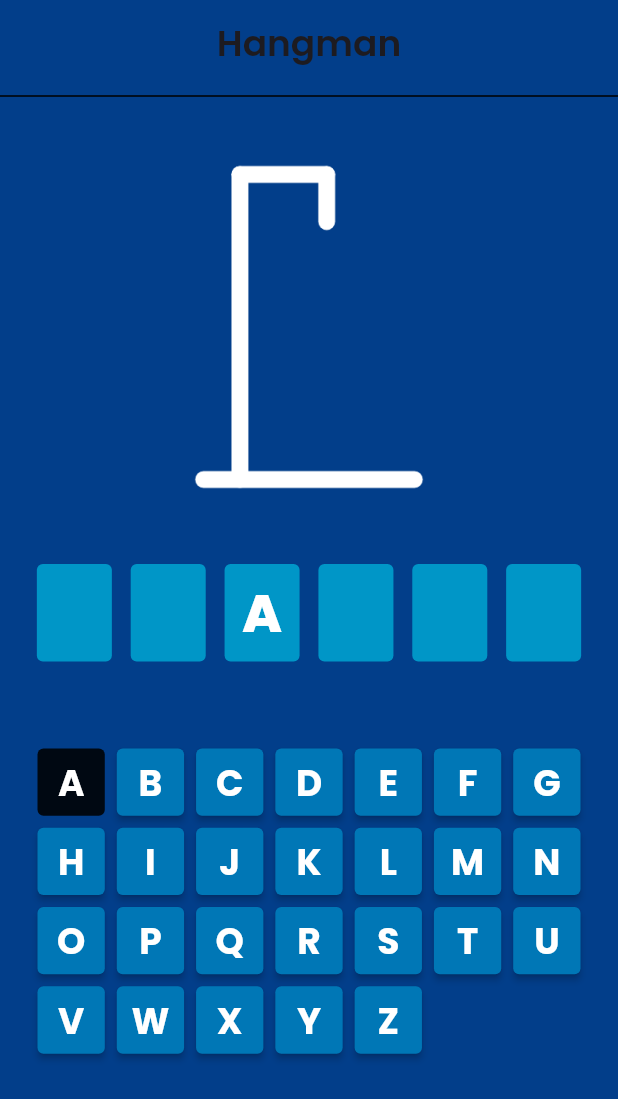
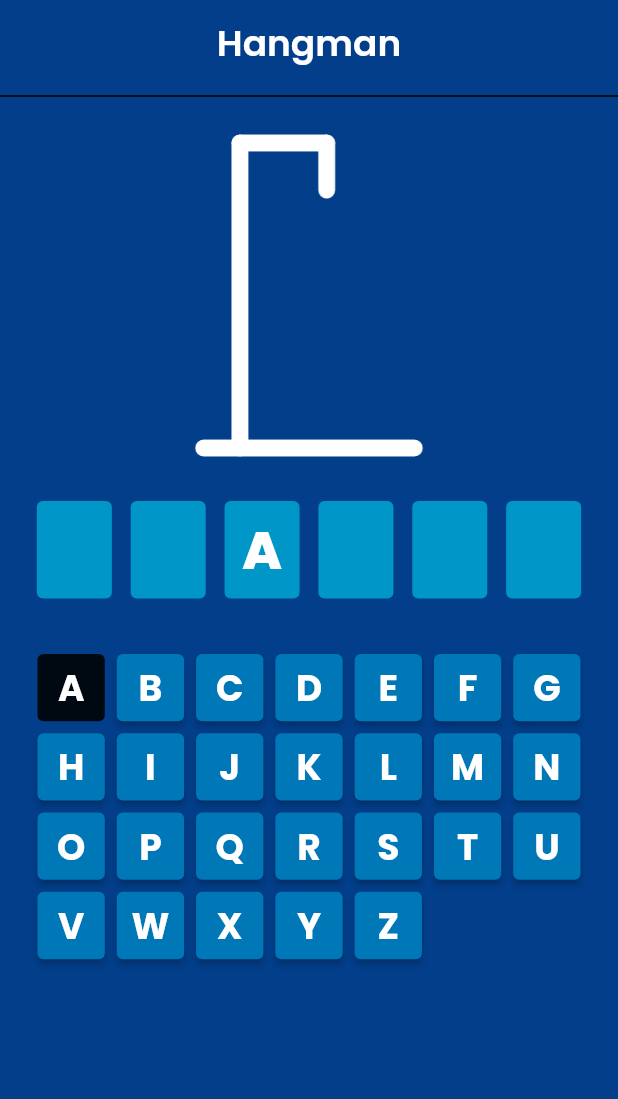
Before and after one commit to Icarus-conf/hangman, a Flutter app: the screen it shows after launch, after a tap on an icon or button, on a phone screen of 412 x 824 dp. Shown: the top 1099 px of the screen. Run offline on Flutter 3.47's test engine with Material 3 defaults, Android fonts, the phone set to English and light mode, and no system bars; our stand-ins replace google_fonts, rflutter_alert.

```diff
--- a/lib/main.dart
+++ b/lib/main.dart
@@ -32,6 +32,8 @@ class HomePage extends StatefulWidget {
 
 class _HomePageState extends State<HomePage> {
   String word = 'Icarus'.toUpperCase();
+  List<String> correctChar = [];
+
   List<String> alphabets = [
     "A",
     "B",
@@ -70,12 +72,14 @@ class _HomePageState extends State<HomePage> {
           text: "Hangman",
           fontS: 24,
           fontWeight: FontWeight.w600,
+          color: Colors.white,
         ),
         centerTitle: true,
         elevation: 0,
         backgroundColor: primaryColor,
       ),
-      body: Column(
+      body: SingleChildScrollView(
+        child: Column(
           mainAxisAlignment: MainAxisAlignment.spaceBetween,
           crossAxisAlignment: CrossAxisAlignment.center,
           children: [
@@ -120,10 +124,55 @@ class _HomePageState extends State<HomePage> {
                         ? null
                         : () {
                             setState(() {
+                              bool wordsMatch(List list) {
+                                List words = word.split('');
+                                //Method 1 (choose 1 only)
+                                for (String letter in list) {
+                                  if (words.contains(letter)) {
+                                    words.remove(letter);
+                                  }
+                                }
+                                return words
+                                    .isEmpty; //returns true if empty meaning letters matched.
+                              }
+
                               Game.selectedChar.add(e);
                               print(Game.selectedChar);
                               if (!word.split('').contains(e.toUpperCase())) {
                                 Game.tries++;
+                              } else {
+                                //add letter to correctChar for each occurrence
+                                List<String> occurrences = word
+                                    .split('')
+                                    .where((char) => char == e.toUpperCase())
+                                    .toList();
+                                correctChar.addAll(occurrences);
+                                if (wordsMatch(correctChar)) {
+                                  Alert(
+                                    context: context,
+                                    type: AlertType.success,
+                                    title: "Congrats!",
+                                    desc: "You didn't kill that dude.",
+                                    buttons: [
+                                      DialogButton(
+                                        onPressed: () {
+                                          setState(() {
+                                            Game.tries = 0;
+                                            Game.selectedChar.clear();
+                                            Navigator.pop(context);
+                                          });
+                                        },
+                                        width: 120,
+                                        child: const Text(
+                                          "Proceed",
+                                          style: TextStyle(
+                                              color: Colors.white,
+                                              fontSize: 20),
+                                        ),
+                                      )
+                                    ],
+                                  ).show();
+                                }
                               }
                               if (Game.tries == 6) {
                                 Alert(
@@ -135,9 +184,9 @@ class _HomePageState extends State<HomePage> {
                                     DialogButton(
                                       onPressed: () {
                                         setState(() {
-                                        Navigator.pop(context);
                                           Game.tries = 0;
                                           Game.selectedChar.clear();
+                                          Navigator.pop(context);
                                         });
                                       },
                                       width: 120,
@@ -170,6 +219,7 @@ class _HomePageState extends State<HomePage> {
             ),
           ],
         ),
+      ),
     );
   }
 }
```
Also changed, not shown: pubspec.lock. Lines whose indentation alone changed are shown as unchanged.
